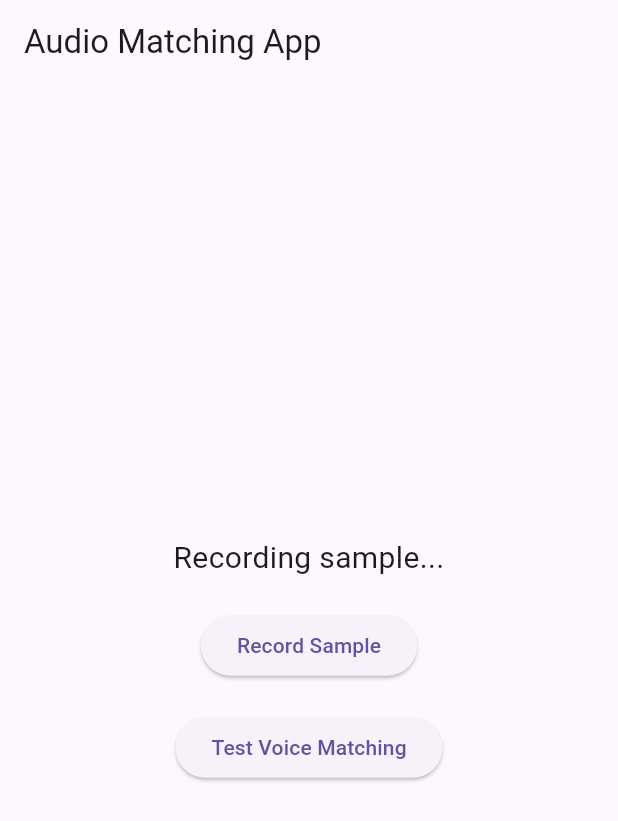
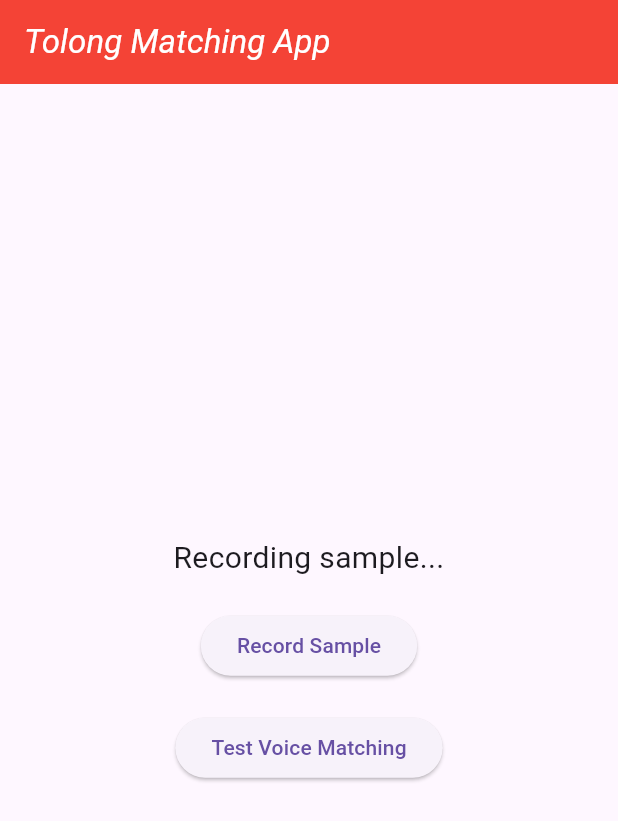
Before and after one commit to mooload/apk_sound, a Flutter app: the screen it shows after launch, after a tap on "Record Sample", on a phone screen of 412 x 824 dp. Shown: the top 821 px of the screen. Run offline on Flutter 3.47's test engine with Material 3 defaults, Android fonts, the phone set to English and light mode, and no system bars; our stand-ins replace permission_handler; missing offline and left inert: fftea, flutter_sound_record.

Commit message:
Update 2

```diff
--- a/lib/audio_service.dart
+++ b/lib/audio_service.dart
@@ -3,21 +3,22 @@ import 'dart:io';
 import 'dart:convert';
 import 'package:fftea/fftea.dart';
 import 'package:path_provider/path_provider.dart';
-import 'package:flutter_sound/flutter_sound.dart';
+// import 'package:flutter_sound/flutter_sound.dart';
+import 'package:flutter_sound_record/flutter_sound_record.dart';
 
 class AudioService {
-  // final FlutterSoundRecorder _recorder = FlutterSoundRecorder();
+  final FlutterSoundRecord _recorder = FlutterSoundRecord();
   String recordedFilePath = "";
 
   Future<void> startRecording() async {
     Directory appDirectory = await getApplicationDocumentsDirectory();
     recordedFilePath = '${appDirectory.path}/audio_sample.wav';
-    // await _recorder.openRecorder();
-    // await _recorder.startRecorder(toFile: recordedFilePath);
+    await _recorder.start();
+    await _recorder.start(path: recordedFilePath );
   }
 
   Future<void> stopRecordingAndSaveFeatures() async {
-    // await _recorder.stopRecorder();
+    await _recorder.stop();
     // Extract features and save them
     final features = await extractFeatures(recordedFilePath);
     await saveFeatures(features);
@@ -34,7 +35,7 @@ class AudioService {
 
     // Convert Uint8List to Float32List for FFT (Assuming 16-bit PCM WAV format)
     List<double> audioSamples = pcmData.buffer.asInt16List().map((e) => e.toDouble()).toList();
-
+    // List<double> audioSamples = AMR_WB.map((e) => e.x).toList();
     // Perform FFT using fftea package
     final fft = FFT(audioSamples.length);
     final freq = fft.realFft(audioSamples);
--- a/lib/main.dart
+++ b/lib/main.dart
@@ -80,7 +80,9 @@ class _MyHomePageState extends State<MyHomePage> {
   Widget build(BuildContext context) {
     return Scaffold(
       appBar: AppBar(
-        title: const Text("Audio Matching App"),
+        title: const Text("Tolong Matching App",
+        style: TextStyle(color: Colors.white, fontStyle: FontStyle.italic),),
+        backgroundColor: Colors.red,
       ),
       body: Center(
         child: Column(
--- a/pubspec.yaml
+++ b/pubspec.yaml
@@ -19,7 +19,7 @@ publish_to: 'none' # Remove this line if you wish to publish to pub.dev
 version: 1.0.0+1
 
 environment:
-  sdk: '>=3.4.4 <4.0.0'
+  sdk: '>=3.2.2 <4.0.0'
 
 # Dependencies specify other packages that your package needs in order to work.
 # To automatically upgrade your package dependencies to the latest versions
@@ -37,7 +37,9 @@ dependencies:
   json_annotation: ^4.8.0
   cupertino_icons: ^1.0.6
   permission_handler: ^11.3.1
-  flutter_sound: ^9.2.13
+  flutter_sound_record: ^3.3.2
+#  flutter_sound: ^9.2.13
+
 
 dev_dependencies:
   flutter_test:
```
Also changed, not shown: pubspec.lock.
